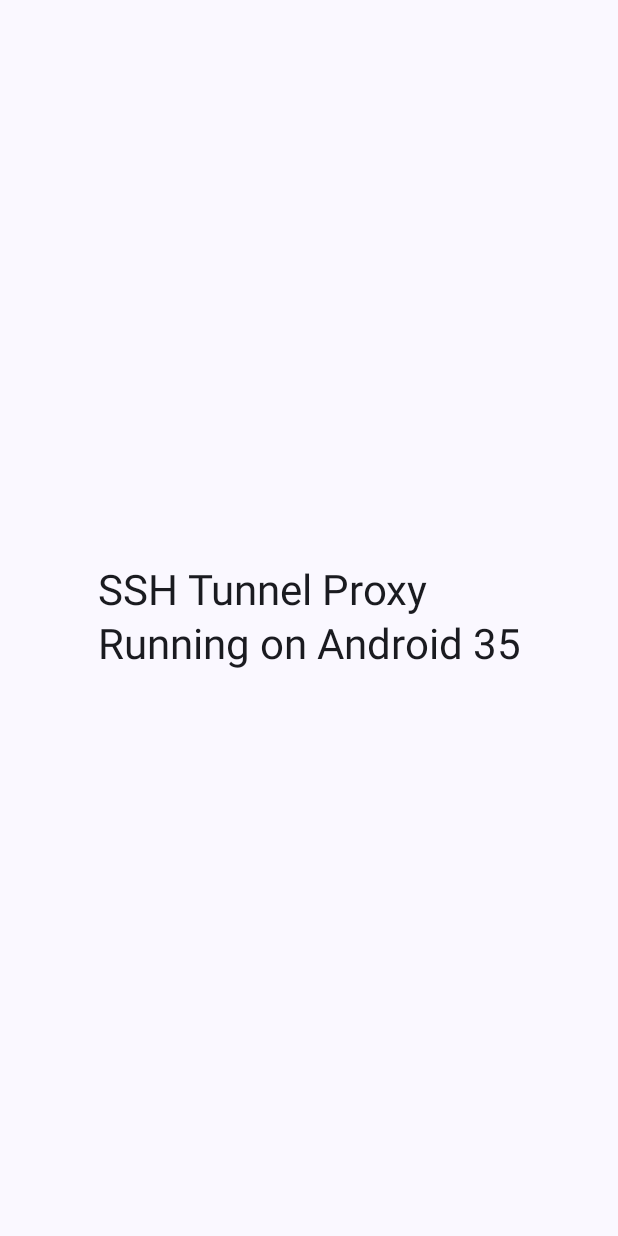
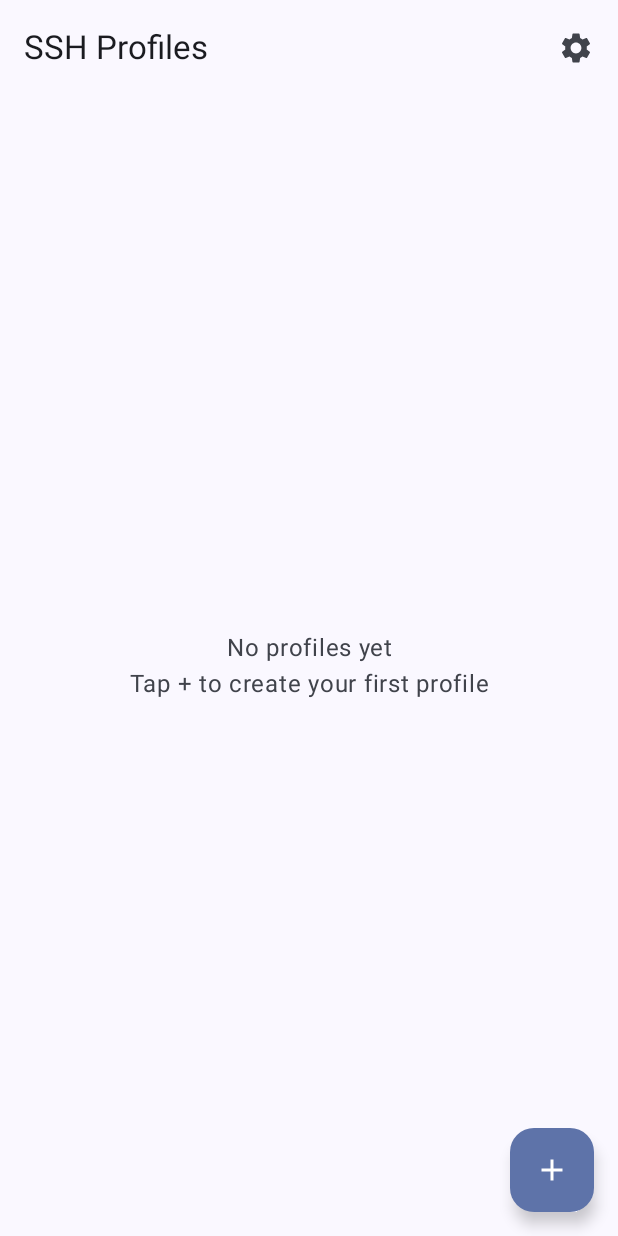
Before and after one commit to badscrew/selfproxy, an Android app built with Jetpack Compose: the screen it shows after launch (MainActivity), on a phone screen of 412 x 824 dp. Run offline under Robolectric (Android 15) with nearby library versions, the phone set to English and light mode, and no system bars; our stand-ins replace Dagger/Hilt's generated code.

Commit message:
feat(task-4): set up Android app module and basic UI structure
Created MainActivity with Jetpack Compose and Hilt dependency injection.
Set up navigation structure with three main screens: profiles, connection,
and settings. Added Material Design 3 theme with blue color scheme suitable
for network/security app. Configured AndroidManifest with all required
permissions for VPN, network access, and foreground services.

Task: 4. Set up Android app module and basic UI structure
Requirements: Foundation for UI requirements

```diff
--- a/androidApp/build.gradle.kts
+++ b/androidApp/build.gradle.kts
@@ -2,6 +2,8 @@ plugins {
     id("com.android.application")
     kotlin("android")
     kotlin("plugin.serialization")
+    id("com.google.dagger.hilt.android")
+    kotlin("kapt")
 }
 
 android {
@@ -80,6 +82,7 @@ dependencies {
 
     // Hilt Dependency Injection
     implementation("com.google.dagger:hilt-android:2.50")
+    kapt("com.google.dagger:hilt-android-compiler:2.50")
     implementation("androidx.hilt:hilt-navigation-compose:1.1.0")
 
     // DataStore
--- a/androidApp/src/main/kotlin/com/sshtunnel/android/MainActivity.kt
+++ b/androidApp/src/main/kotlin/com/sshtunnel/android/MainActivity.kt
@@ -3,20 +3,20 @@ package com.sshtunnel.android
 import android.os.Bundle
 import androidx.activity.ComponentActivity
 import androidx.activity.compose.setContent
-import androidx.compose.foundation.layout.Box
 import androidx.compose.foundation.layout.fillMaxSize
-import androidx.compose.foundation.layout.padding
 import androidx.compose.material3.MaterialTheme
-import androidx.compose.material3.Scaffold
 import androidx.compose.material3.Surface
-import androidx.compose.material3.Text
-import androidx.compose.runtime.Composable
-import androidx.compose.ui.Alignment
 import androidx.compose.ui.Modifier
-import androidx.compose.ui.tooling.preview.Preview
+import androidx.navigation.compose.rememberNavController
+import com.sshtunnel.android.navigation.NavGraph
 import com.sshtunnel.android.ui.theme.SSHTunnelProxyTheme
-import com.sshtunnel.getPlatform
+import dagger.hilt.android.AndroidEntryPoint
 
+/**
+ * Main activity for SSH Tunnel Proxy app.
+ * Entry point for the application with Hilt dependency injection.
+ */
+@AndroidEntryPoint
 class MainActivity : ComponentActivity() {
     override fun onCreate(savedInstanceState: Bundle?) {
         super.onCreate(savedInstanceState)
@@ -26,34 +26,10 @@ class MainActivity : ComponentActivity() {
                     modifier = Modifier.fillMaxSize(),
                     color = MaterialTheme.colorScheme.background
                 ) {
-                    MainScreen()
+                    val navController = rememberNavController()
+                    NavGraph(navController = navController)
                 }
             }
         }
     }
 }
-
-@Composable
-fun MainScreen() {
-    Scaffold { paddingValues ->
-        Box(
-            modifier = Modifier
-                .fillMaxSize()
-                .padding(paddingValues),
-            contentAlignment = Alignment.Center
-        ) {
-            Text(
-                text = "SSH Tunnel Proxy\nRunning on ${getPlatform().name}",
-                style = MaterialTheme.typography.headlineMedium
-            )
-        }
-    }
-}
-
-@Preview(showBackground = true)
-@Composable
-fun MainScreenPreview() {
-    SSHTunnelProxyTheme {
-        MainScreen()
-    }
-}
--- /dev/null
+++ b/androidApp/src/main/kotlin/com/sshtunnel/android/SSHTunnelProxyApp.kt
@@ -0,0 +1,7 @@
+package com.sshtunnel.android
+
+import android.app.Application
+import dagger.hilt.android.HiltAndroidApp
+
+@HiltAndroidApp
+class SSHTunnelProxyApp : Application()
--- /dev/null
+++ b/androidApp/src/main/kotlin/com/sshtunnel/android/navigation/NavGraph.kt
@@ -0,0 +1,51 @@
+package com.sshtunnel.android.navigation
+
+import androidx.compose.runtime.Composable
+import androidx.navigation.NavHostController
+import androidx.navigation.compose.NavHost
+import androidx.navigation.compose.composable
+import com.sshtunnel.android.ui.screens.connection.ConnectionScreen
+import com.sshtunnel.android.ui.screens.profiles.ProfilesScreen
+import com.sshtunnel.android.ui.screens.settings.SettingsScreen
+
+/**
+ * Navigation graph for the SSH Tunnel Proxy app.
+ * Defines all navigation routes and their corresponding screens.
+ */
+@Composable
+fun NavGraph(
+    navController: NavHostController,
+    startDestination: String = Screen.Profiles.route
+) {
+    NavHost(
+        navController = navController,
+        startDestination = startDestination
+    ) {
+        composable(Screen.Profiles.route) {
+            ProfilesScreen(
+                onNavigateToConnection = {
+                    navController.navigate(Screen.Connection.route)
+                },
+                onNavigateToSettings = {
+                    navController.navigate(Screen.Settings.route)
+                }
+            )
+        }
+
+        composable(Screen.Connection.route) {
+            ConnectionScreen(
+                onNavigateBack = {
+                    navController.popBackStack()
+                }
+            )
+        }
+
+        composable(Screen.Settings.route) {
+            SettingsScreen(
+                onNavigateBack = {
+                    navController.popBackStack()
+                }
+            )
+        }
+    }
+}
--- /dev/null
+++ b/androidApp/src/main/kotlin/com/sshtunnel/android/navigation/Screen.kt
@@ -0,0 +1,10 @@
+package com.sshtunnel.android.navigation
+
+/**
+ * Sealed class representing all navigation destinations in the app.
+ */
+sealed class Screen(val route: String) {
+    object Profiles : Screen("profiles")
+    object Connection : Screen("connection")
+    object Settings : Screen("settings")
+}
--- /dev/null
+++ b/androidApp/src/main/kotlin/com/sshtunnel/android/ui/screens/profiles/ProfilesScreen.kt
@@ -0,0 +1,61 @@
+package com.sshtunnel.android.ui.screens.profiles
+
+import androidx.compose.foundation.layout.*
+import androidx.compose.material.icons.Icons
+import androidx.compose.material.icons.filled.Add
+import androidx.compose.material.icons.filled.Settings
+import androidx.compose.material3.*
+import androidx.compose.runtime.Composable
+import androidx.compose.ui.Alignment
+import androidx.compose.ui.Modifier
+import androidx.compose.ui.text.style.TextAlign
+import androidx.compose.ui.unit.dp
+
+/**
+ * Profiles screen - displays list of saved SSH server profiles.
+ * Users can create, edit, delete, and select profiles for connection.
+ */
+@OptIn(ExperimentalMaterial3Api::class)
+@Composable
+fun ProfilesScreen(
+    onNavigateToConnection: () -> Unit,
+    onNavigateToSettings: () -> Unit
+) {
+    Scaffold(
+        topBar = {
+            TopAppBar(
+                title = { Text("SSH Profiles") },
+                actions = {
+                    IconButton(onClick = onNavigateToSettings) {
+                        Icon(
+                            imageVector = Icons.Default.Settings,
+                            contentDescription = "Settings"
+                        )
+                    }
+                }
+            )
+        },
+        floatingActionButton = {
+            FloatingActionButton(onClick = { /* TODO: Add profile */ }) {
+                Icon(
+                    imageVector = Icons.Default.Add,
+                    contentDescription = "Add Profile"
+                )
+            }
+        }
+    ) { paddingValues ->
+        Box(
+            modifier = Modifier
+                .fillMaxSize()
+                .padding(paddingValues),
+            contentAlignment = Alignment.Center
+        ) {
+            Text(
+                text = "No profiles yet\nTap + to create your first profile",
+                style = MaterialTheme.typography.bodyLarge,
+                textAlign = TextAlign.Center,
+                color = MaterialTheme.colorScheme.onSurfaceVariant
+            )
+        }
+    }
+}
--- a/androidApp/src/main/kotlin/com/sshtunnel/android/ui/theme/Color.kt
+++ b/androidApp/src/main/kotlin/com/sshtunnel/android/ui/theme/Color.kt
@@ -2,10 +2,18 @@ package com.sshtunnel.android.ui.theme
 
 import androidx.compose.ui.graphics.Color
 
-val Purple80 = Color(0xFFD0BCFF)
-val PurpleGrey80 = Color(0xFFCCC2DC)
-val Pink80 = Color(0xFFEFB8C8)
+// Light theme colors
+val Blue40 = Color(0xFF1976D2)
+val BlueGrey40 = Color(0xFF546E7A)
+val Teal40 = Color(0xFF00897B)
 
-val Purple40 = Color(0xFF6650a4)
-val PurpleGrey40 = Color(0xFF625b71)
-val Pink40 = Color(0xFF7D5260)
+// Dark theme colors
+val Blue80 = Color(0xFF90CAF9)
+val BlueGrey80 = Color(0xFFB0BEC5)
+val Teal80 = Color(0xFF80CBC4)
+
+// Status colors
+val ConnectedGreen = Color(0xFF4CAF50)
+val DisconnectedGrey = Color(0xFF9E9E9E)
+val ErrorRed = Color(0xFFF44336)
+val WarningOrange = Color(0xFFFF9800)
--- a/androidApp/src/main/kotlin/com/sshtunnel/android/ui/theme/Theme.kt
+++ b/androidApp/src/main/kotlin/com/sshtunnel/android/ui/theme/Theme.kt
@@ -15,18 +15,36 @@ import androidx.compose.ui.platform.LocalContext
 import androidx.compose.ui.platform.LocalView
 import androidx.core.view.WindowCompat
 
+/**
+ * Dark color scheme for SSH Tunnel Proxy.
+ * Uses blue tones to represent network/security theme.
+ */
 private val DarkColorScheme = darkColorScheme(
-    primary = Purple80,
-    secondary = PurpleGrey80,
-    tertiary = Pink80
+    primary = Blue80,
+    secondary = BlueGrey80,
+    tertiary = Teal80,
+    background = androidx.compose.ui.graphics.Color(0xFF121212),
+    surface = androidx.compose.ui.graphics.Color(0xFF1E1E1E),
+    error = ErrorRed
 )
 
+/**
+ * Light color scheme for SSH Tunnel Proxy.
+ * Uses blue tones to represent network/security theme.
+ */
 private val LightColorScheme = lightColorScheme(
-    primary = Purple40,
-    secondary = PurpleGrey40,
-    tertiary = Pink40
+    primary = Blue40,
+    secondary = BlueGrey40,
+    tertiary = Teal40,
+    background = androidx.compose.ui.graphics.Color(0xFFFAFAFA),
+    surface = androidx.compose.ui.graphics.Color(0xFFFFFFFF),
+    error = ErrorRed
 )
 
+/**
+ * SSH Tunnel Proxy Material Design 3 theme.
+ * Supports dynamic color on Android 12+ and manual dark/light themes.
+ */
 @Composable
 fun SSHTunnelProxyTheme(
     darkTheme: Boolean = isSystemInDarkTheme(),
--- a/build.gradle.kts
+++ b/build.gradle.kts
@@ -12,6 +12,9 @@ plugins {
 
     // SQLDelight
     id("app.cash.sqldelight") version "2.0.1" apply false
+
+    // Hilt
+    id("com.google.dagger.hilt.android") version "2.50" apply false
 }
 
 tasks.register("clean", Delete::class) {
```
Also changed, not shown: androidApp/src/main/AndroidManifest.xml (+22 -2 lines), androidApp/src/main/kotlin/com/sshtunnel/android/ui/screens/connection/ConnectionScreen.kt (added, +61 -0 lines), androidApp/src/main/kotlin/com/sshtunnel/android/ui/screens/settings/SettingsScreen.kt (added, +56 -0 lines), 1 other file.
